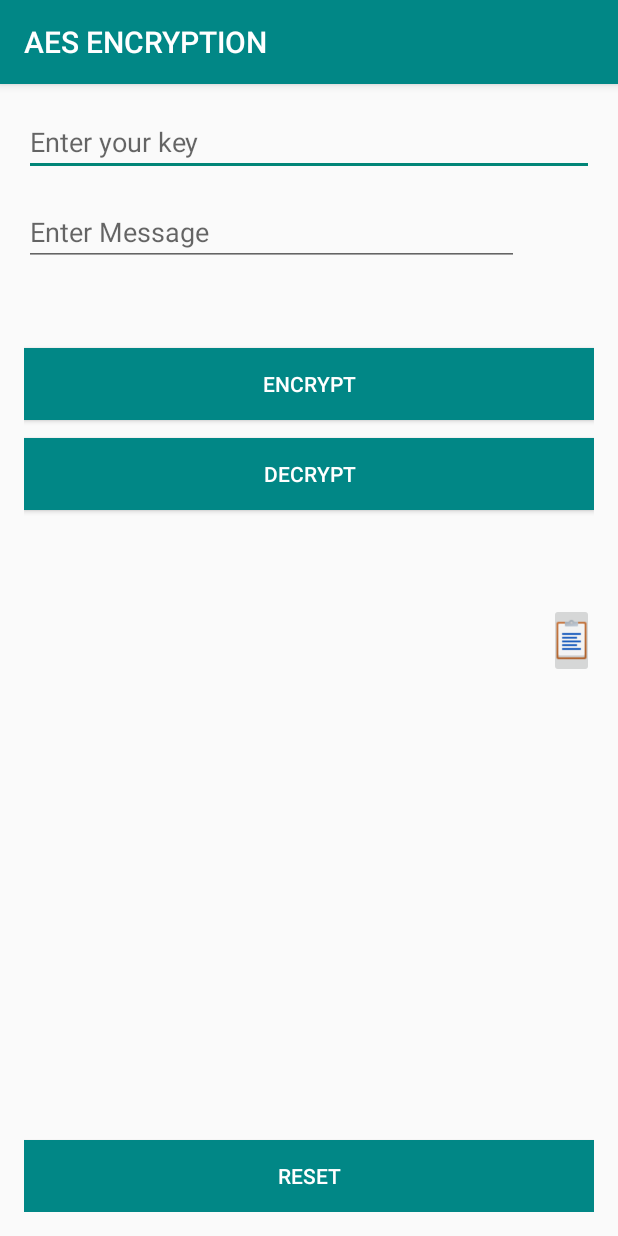
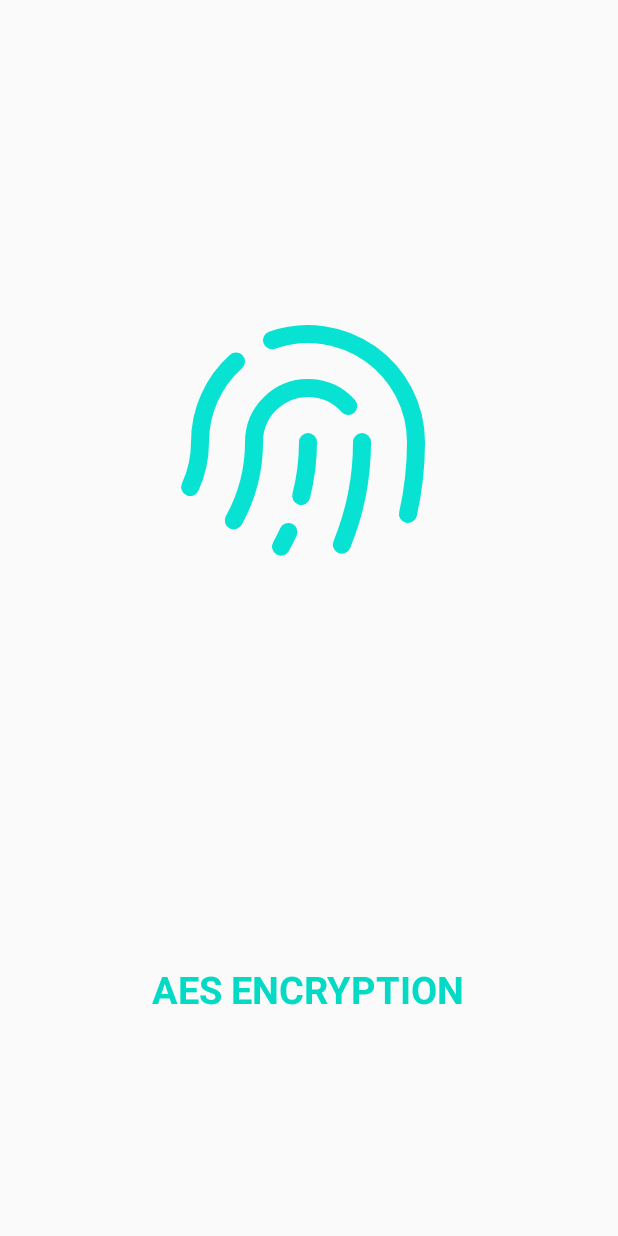
Before and after one commit to Abhinav82193/AES-Encryption, an Android app: the screen it shows after launch (MainActivity before the commit, SplashActivity after it), on a phone screen of 412 x 824 dp. Run offline under Robolectric (Android 15) with nearby library versions, the phone set to English and light mode, and no system bars; libraries missing offline, so code that uses them is left out: com.daimajia.androidanimations; 1 statement that could not run was skipped.

Commit message:
splash implement

```diff
--- a/app/build.gradle
+++ b/app/build.gradle
@@ -37,4 +37,7 @@ dependencies {
     androidTestImplementation 'androidx.test.ext:junit:1.1.3'
     androidTestImplementation 'androidx.test.espresso:espresso-core:3.4.0'
     implementation 'com.scottyab:aescrypt:0.0.1'
+    implementation "com.airbnb.android:lottie:4.1.0"
+    implementation 'com.daimajia.easing:library:2.0@aar'
+    implementation 'com.daimajia.androidanimations:library:2.3@aar'
 }
--- a/app/src/main/java/com/example/aesencryption/MainActivity.java
+++ b/app/src/main/java/com/example/aesencryption/MainActivity.java
@@ -72,10 +72,10 @@ public class MainActivity extends AppCompatActivity {
              inputmessage=et_message.getText().toString();
      try {
          encrpyted = AESCrypt.encrypt(et_key.getText().toString(), et_message.getText().toString());
-         et_message.setText("");
-         et_key.setText("");
+        // et_message.setText("");
+        // et_key.setText("");
          message.setText(String.format("%s", encrpyted));
-        // b1.getVisibility(View.VISIBLE);
+         b1.setVisibility(VISIBLE);
        //  b1.setEnabled(true);
 
 
--- a/app/src/main/java/com/example/aesencryption/SplashActivity.java
+++ b/app/src/main/java/com/example/aesencryption/SplashActivity.java
@@ -2,13 +2,41 @@ package com.example.aesencryption;
 
 import androidx.appcompat.app.AppCompatActivity;
 
+import android.content.Intent;
 import android.os.Bundle;
+import android.view.WindowManager;
+import android.widget.TextView;
+
+import com.daimajia.androidanimations.library.Techniques;
+import com.daimajia.androidanimations.library.YoYo;
 
 public class SplashActivity extends AppCompatActivity {
+    TextView textView;
 
     @Override
     protected void onCreate(Bundle savedInstanceState) {
         super.onCreate(savedInstanceState);
         setContentView(R.layout.activity_splash);
+        textView=findViewById(R.id.t1);
+        getSupportActionBar().hide();
+        getWindow().addFlags(WindowManager.LayoutParams.FLAG_FULLSCREEN);
+        YoYo.with(Techniques.Bounce).duration(1000).repeat(1).playOn(textView);
+
+        Thread thread=new Thread(){
+            public void run(){
+                try {
+                    sleep(5000);
+
+                }catch(Exception e){
+                    e.printStackTrace();
+                }
+                finally {
+                    Intent intent=new Intent(SplashActivity.this,MainActivity.class);
+                    startActivity(intent);
+                    finish();
+                }
+            }
+
+        };thread.start();
     }
 }
--- a/app/src/main/res/layout/activity_main.xml
+++ b/app/src/main/res/layout/activity_main.xml
@@ -14,7 +14,9 @@
         android:id="@+id/et_key"
         android:layout_width="match_parent"
         android:layout_height="wrap_content"
-        android:hint="Enter your key" />
+        android:hint="Enter your key"
+        android:password="true"
+        />
 
     <EditText
         android:id="@+id/et_message"
@@ -60,7 +62,8 @@
         android:layout_marginTop="330dp"
         android:onClick="copy"
         android:scaleType="centerCrop"
-        android:src="@drawable/clip" />
+        android:visibility="invisible"
+        android:src="@drawable/copy" />
 
     <ImageButton
         android:id="@+id/b2"
--- a/app/src/main/res/layout/activity_splash.xml
+++ b/app/src/main/res/layout/activity_splash.xml
@@ -6,4 +6,33 @@
     android:layout_height="match_parent"
     tools:context=".SplashActivity">
 
+    <TextView
+        android:id="@+id/t1"
+        android:layout_width="wrap_content"
+        android:layout_height="wrap_content"
+        android:text="AES ENCRYPTION"
+        android:textStyle="bold"
+        android:textColor="@color/teal_200"
+        android:textSize="25sp"
+        app:layout_constraintBottom_toBottomOf="parent"
+        app:layout_constraintEnd_toEndOf="parent"
+        app:layout_constraintHorizontal_bias="0.498"
+        app:layout_constraintStart_toStartOf="parent"
+        app:layout_constraintTop_toBottomOf="@+id/animation_view" />
+
+    <com.airbnb.lottie.LottieAnimationView
+        android:id="@+id/animation_view"
+        android:layout_width="wrap_content"
+        android:layout_height="400dp"
+        app:layout_constraintBottom_toBottomOf="parent"
+        app:layout_constraintEnd_toEndOf="parent"
+        app:layout_constraintHorizontal_bias="0.498"
+        app:layout_constraintStart_toStartOf="parent"
+        app:layout_constraintTop_toTopOf="parent"
+        app:layout_constraintVertical_bias="0.223"
+        app:lottie_autoPlay="true"
+        app:lottie_loop="true"
+        app:lottie_rawRes="@raw/splash" />
+
+
 </androidx.constraintlayout.widget.ConstraintLayout>
```
Also changed, not shown: app/src/main/AndroidManifest.xml (+5 -3 lines), app/src/main/res/raw/splash.json (added, +1 -0 lines).
